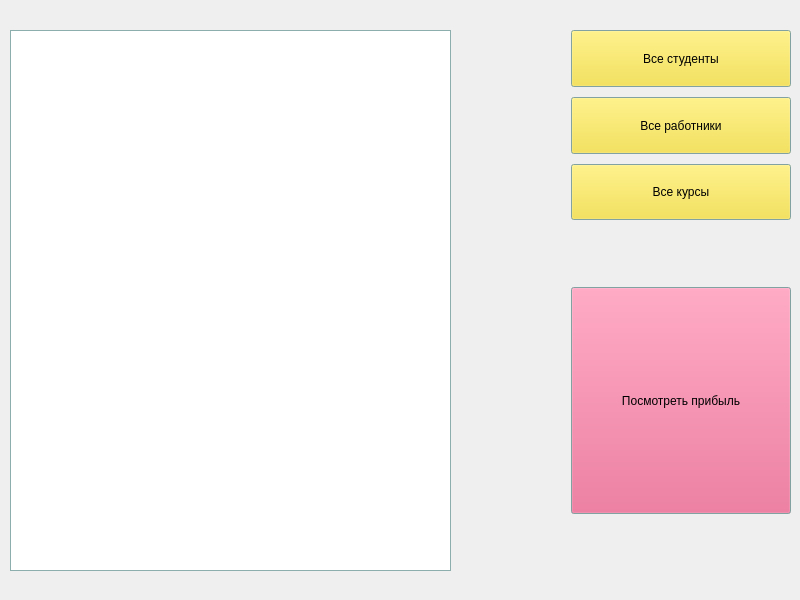
Before: the Qt Designer form administrator.ui in lizlizardplease/school_bmstu, drawn with Qt 5.
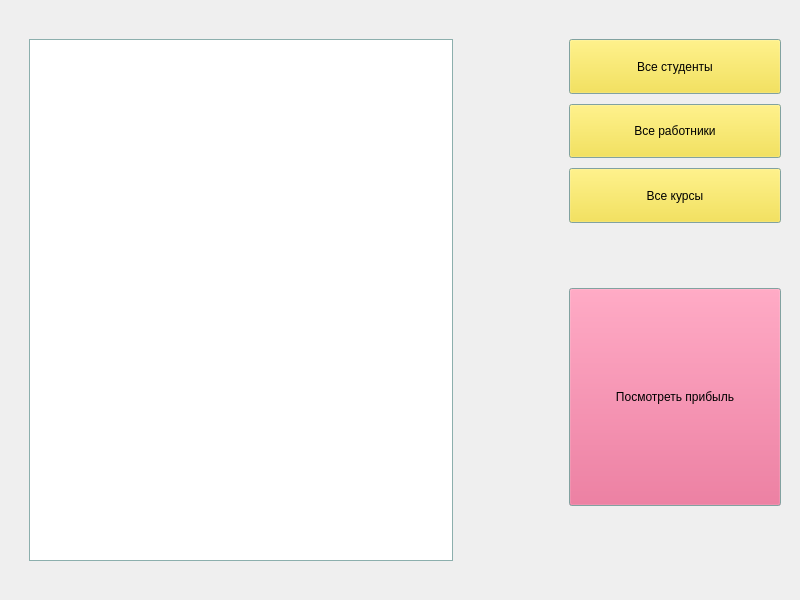
After: the same form once the commit is applied.

Diff of the .ui file:
```diff
--- a/administrator.ui
+++ b/administrator.ui
@@ -105,15 +105,8 @@
      </disabled>
     </palette>
    </property>
-   <widget class="QWidget" name="layoutWidget">
-    <property name="geometry">
-     <rect>
-      <x>-10</x>
-      <y>0</y>
-      <width>811</width>
-      <height>601</height>
-     </rect>
-    </property>
+   <layout class="QVBoxLayout" name="verticalLayout_2">
+    <item>
     <layout class="QHBoxLayout" name="horizontalLayout" stretch="4,1,2">
      <property name="spacing">
       <number>10</number>
@@ -273,7 +266,8 @@
       </layout>
      </item>
     </layout>
-   </widget>
+    </item>
+   </layout>
   </widget>
  </widget>
  <resources/>
```
Lines whose indentation alone changed are shown as unchanged.
